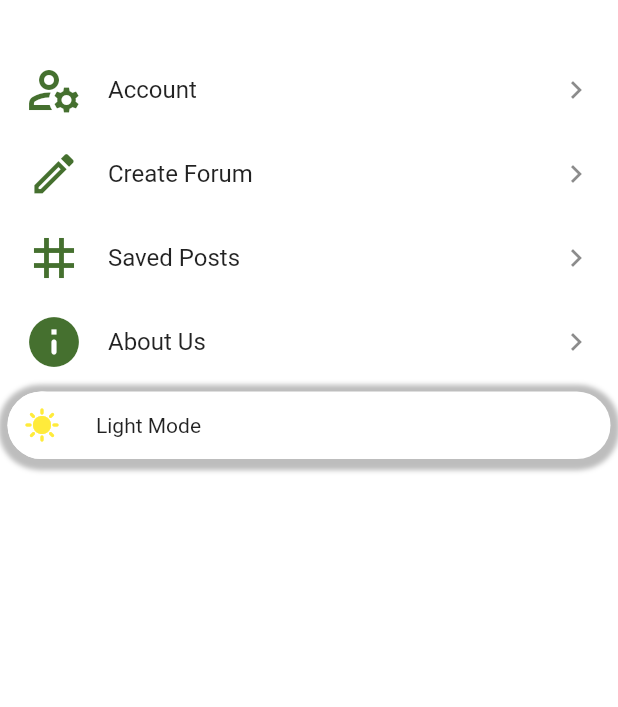
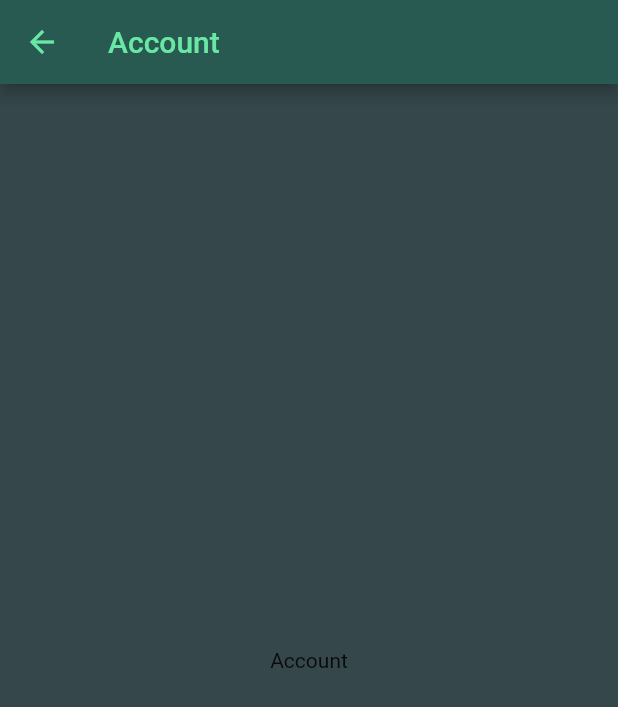
Before and after one commit to Kiarash6k/Reddit583, a Flutter app: the Setting widget shown alone on an empty page, opened directly, after a tap on "Account", on a phone screen of 412 x 824 dp. Shown: the top 707 px of the screen. Run offline on Flutter 3.47's test engine with Material 2 defaults, Android fonts, the light colour scheme and no system bars; drawn by our look-alikes of animated_toggle_switch; our stand-ins replace animated_splash_screen, animated_text_kit, curved_navigation_bar, flutter_signin_button.

Commit message:
update color

```diff
--- /dev/null
+++ b/reddit583/lib/pages/AccountPage.dart
@@ -0,0 +1,25 @@
+import 'package:flutter/material.dart';
+
+class accountPage extends StatelessWidget {
+  @override
+  Widget build(BuildContext context) {
+    return Scaffold(
+      backgroundColor: Color.fromARGB(255, 53,71,74),
+      appBar: AppBar(
+        backgroundColor: Color.fromARGB(255,40,90,82),
+        foregroundColor: Color.fromARGB(255, 105,231,164),
+        title: Text('Account'),
+        leading: IconButton(
+          icon: Icon(Icons.arrow_back),
+          onPressed: () {
+            Navigator.pop(context);
+          },
+        ),
+      ),
+      body:
+      Center(
+        child: Text('Account'),
+      ),
+    );
+  }
+}
--- a/reddit583/lib/pages/Setting.dart
+++ b/reddit583/lib/pages/Setting.dart
@@ -2,78 +2,103 @@
 import 'package:flutter/material.dart';
 import 'package:reddit583/Screens/LoginScreen.dart';
 import 'package:animated_toggle_switch/animated_toggle_switch.dart';
+
+import 'AccountPage.dart';
+
 class Setting extends StatefulWidget {
   @override
   State<Setting> createState() => _SettingState();
 }
+
 bool positive = false;
+
 class _SettingState extends State<Setting> {
   get isSelected => null;
 
   @override
   Widget build(BuildContext context) {
-
     return Container(
-
-      color: Color.fromARGB(255, 255, 255, 255),
-        child:ListView(
+      color: Color.fromARGB(255, 53,71,74),
+      child: ListView(
         children: <Widget>[
           Text('\n'),
           ListTile(
-
             leading: CircleAvatar(
-            child: Icon(Icons.manage_accounts_outlined,size: 40,color: Color.fromARGB(208, 27, 80, 0),),
-            backgroundColor: Colors.white,
+              child: Icon(
+                Icons.manage_accounts_outlined,
+                size: 35,
+                color: Color.fromARGB(255, 105,231,164),
               ),
-          title: Text('Account'),
-
+              backgroundColor: Color.fromARGB(0, 255, 255, 255),
+            ),
+            title: Text('Account',
+                style: TextStyle(
+                    color: Color.fromARGB(255, 105,231,164),
+                    fontSize: 20,
+                    fontFamily: 'Mazzard',
+                    fontWeight: FontWeight.bold)),
             trailing: Icon(Icons.keyboard_arrow_right),
             onTap: () {
-
-          },
-
-        ),
-        ListTile(
-          leading: CircleAvatar(
-            child: Icon(Icons.create_outlined,size: 35,color: Color.fromARGB(208, 27, 80, 0),),
-            backgroundColor: Colors.white,
-          ),
-
-          title: Text('Create Forum'),
-
-          trailing: Icon(Icons.keyboard_arrow_right),
-          onTap: () {
-
+              Navigator.push(context,
+                  MaterialPageRoute(builder: (context) => accountPage()));
             },
           ),
           ListTile(
             leading: CircleAvatar(
-            child: Icon(Icons.tag,size: 40,color: Color.fromARGB(208, 27, 80, 0),),
-            backgroundColor: Colors.white,
+              child: Icon(
+                Icons.create_outlined,
+                size: 30,
+                color: Color.fromARGB(255, 105,231,164),
               ),
-          title: Text('Saved Posts'),
-
+              backgroundColor: Color.fromARGB(0, 255, 255, 255),
+            ),
+            title: Text('Create Forum',
+                style: TextStyle(
+                    color: Color.fromARGB(255, 105,231,164),
+                    fontSize: 20,
+                    fontFamily: 'Mazzard',
+                    fontWeight: FontWeight.bold)),
             trailing: Icon(Icons.keyboard_arrow_right),
-          onTap: () {
-
-          },
-
+            onTap: () {},
           ),
           ListTile(
             leading: CircleAvatar(
-            child: Icon(Icons.info_rounded,size: 40,color: Color.fromARGB(208, 27, 80, 0),),
-            backgroundColor: Colors.white,
+              child: Icon(
+                Icons.bookmark_outline,
+                size: 30,
+                color: Color.fromARGB(255, 105,231,164),
               ),
-          title: Text('About Us'),
-
+              backgroundColor: Color.fromARGB(0, 255, 255, 255),
+            ),
+            title: Text('Saved Posts',
+                style: TextStyle(
+                    color: Color.fromARGB(255, 105,231,164),
+                    fontSize: 20,
+                    fontFamily: 'Mazzard',
+                    fontWeight: FontWeight.bold)),
             trailing: Icon(Icons.keyboard_arrow_right),
-          onTap: () {
-
-          },
-
+            onTap: () {},
+          ),
+          ListTile(
+            leading: CircleAvatar(
+              child: Icon(
+                Icons.info_outline_rounded,
+                size: 35,
+                color: Color.fromARGB(255, 105,231,164),
+              ),
+              backgroundColor: Color.fromARGB(0, 255, 255, 255),
+            ),
+            title: Text('About Us',
+                style: TextStyle(
+                    color: Color.fromARGB(255, 105,231,164),
+                    fontSize: 20,
+                    fontFamily: 'Mazzard',
+                    fontWeight: FontWeight.bold)),
+            trailing: Icon(Icons.keyboard_arrow_right),
+            onTap: () {},
           ),
           AnimatedToggleSwitch<bool>.dual(
-
+            innerColor:  Color.fromARGB(0, 255, 255, 255),
               current: positive,
               first: false,
               second: true,
@@ -90,25 +115,17 @@ class _SettingState extends State<Setting> {
                 ),
               ],
               onChanged: (b) => setState(() => positive = b),
-                colorBuilder: (b) => b ? Color.fromARGB(255, 18, 0, 117) : Color.fromARGB(255, 255, 255, 255),
+              colorBuilder: (b) => b
+                  ? Color.fromARGB(255, 18, 0, 117)
+                  : Color.fromARGB(255, 255, 255, 255),
               iconBuilder: (value) => value
                   ? Icon(Icons.brightness_2, color: Colors.yellow)
                   : Icon(Icons.sunny, color: Colors.yellow),
               textBuilder: (value) => value
-                    ? Center(child: Text('Dark Mode'))
-                    : Center(child: Text('Light Mode'))),
-
-
-
-
-
+                  ? Center(child: Text('Dark Mode', style: TextStyle(color: Color.fromARGB(255, 105,231,164),)))
+                  : Center(child: Text('Light Mode', style: TextStyle(color: Color.fromARGB(255, 105,231,164),))),),
         ],
       ),
-
-
-
-
-
     );
   }
 }
```
Also changed, not shown: reddit583/lib/Screens/Home_page.dart (+66 -36 lines), reddit583/pubspec.yaml (+5 -4 lines), reddit583/fonts/MazzardH-Light.ttf (added). Lines whose indentation alone changed are shown as unchanged.
